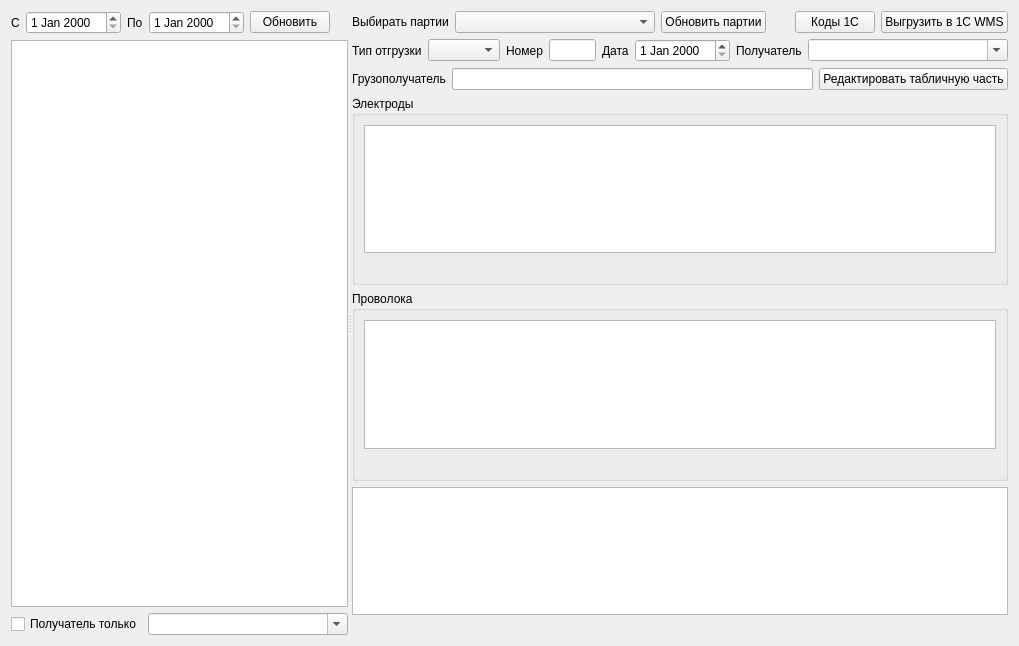
Qt form formship.ui (Sergeyego/warehouse) before a commit.
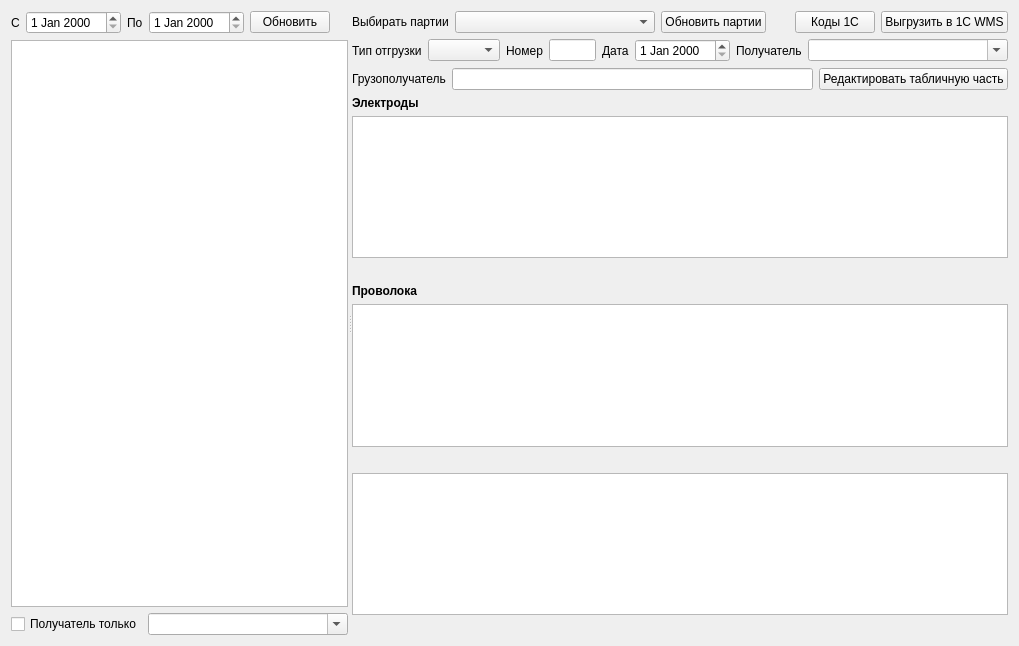
The same form after that commit. Custom widgets are drawn as their Qt base class.

```diff
--- a/formship.ui
+++ b/formship.ui
@@ -264,11 +264,18 @@
         </layout>
        </item>
        <item>
-        <widget class="QGroupBox" name="groupBoxEl">
-         <property name="title">
+        <widget class="QLabel" name="labelSumEl">
+         <property name="font">
+          <font>
+           <weight>75</weight>
+           <bold>true</bold>
+          </font>
+         </property>
+         <property name="text">
           <string>Электроды</string>
          </property>
-         <layout class="QVBoxLayout" name="verticalLayout_2">
+        </widget>
+       </item>
           <item>
            <widget class="DbViewer" name="tableViewEl"/>
           </item>
@@ -279,15 +286,19 @@
             </property>
            </widget>
           </item>
-         </layout>
-        </widget>
-       </item>
        <item>
-        <widget class="QGroupBox" name="groupBoxWire">
-         <property name="title">
+        <widget class="QLabel" name="labelSumWire">
+         <property name="font">
+          <font>
+           <weight>75</weight>
+           <bold>true</bold>
+          </font>
+         </property>
+         <property name="text">
           <string>Проволока</string>
          </property>
-         <layout class="QVBoxLayout" name="verticalLayout_3">
+        </widget>
+       </item>
           <item>
            <widget class="DbViewer" name="tableViewWire"/>
           </item>
@@ -298,9 +309,6 @@
             </property>
            </widget>
           </item>
-         </layout>
-        </widget>
-       </item>
        <item>
         <widget class="TableView" name="tableViewBal"/>
        </item>
@@ -328,6 +336,11 @@
   </layout>
  </widget>
  <customwidgets>
+  <customwidget>
+   <class>TableView</class>
+   <extends>QTableView</extends>
+   <header>olap/tableview.h</header>
+  </customwidget>
   <customwidget>
    <class>DbViewer</class>
    <extends>QTableView</extends>
@@ -338,11 +351,6 @@
    <extends>QDateEdit</extends>
    <header>db/dbviewer.h</header>
   </customwidget>
-  <customwidget>
-   <class>TableView</class>
-   <extends>QTableView</extends>
-   <header>tableview.h</header>
-  </customwidget>
  </customwidgets>
  <resources/>
  <connections/>
```
Lines whose indentation alone changed are shown as unchanged.
